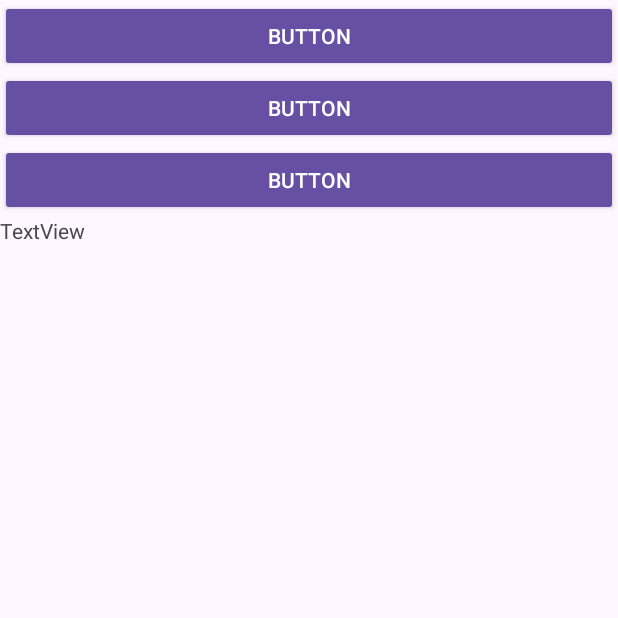
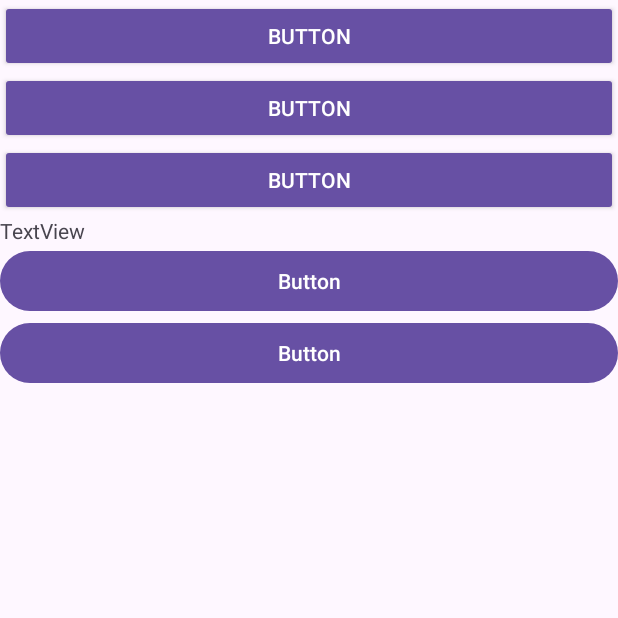
Before and after one commit to POOHRIN/CS361Project, an Android app: the screen it shows after launch (MainActivity), on a phone screen of 412 x 824 dp, the top half of it. Run offline under Robolectric (Android 15) with nearby library versions, the phone set to English and light mode, and no system bars.

Commit message:
ลองเทสเฉยๆ

```diff
--- a/app/src/main/res/layout/activity_main.xml
+++ b/app/src/main/res/layout/activity_main.xml
@@ -33,4 +33,16 @@
         android:layout_width="match_parent"
         android:layout_height="wrap_content"
         android:text="TextView" />
+
+    <Button
+        android:id="@+id/button4"
+        android:layout_width="match_parent"
+        android:layout_height="wrap_content"
+        android:text="Button" />
+
+    <Button
+        android:id="@+id/button5"
+        android:layout_width="match_parent"
+        android:layout_height="wrap_content"
+        android:text="Button" />
 </LinearLayout>
```
